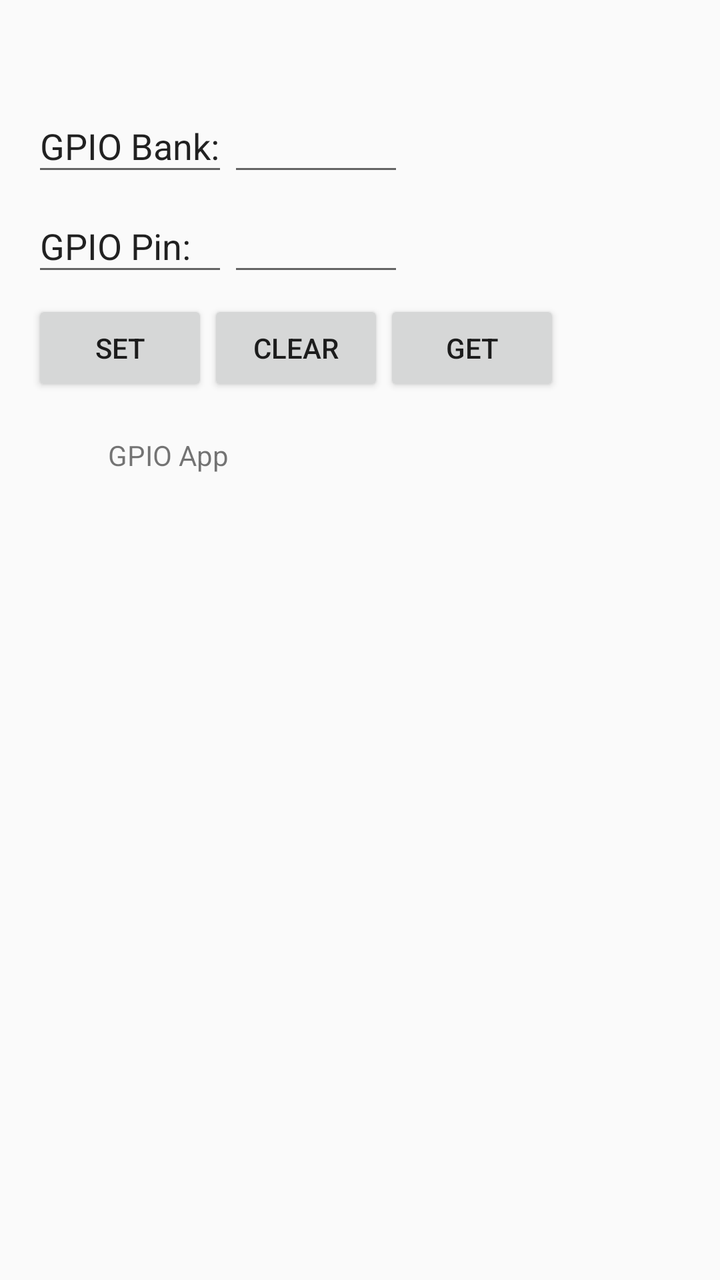
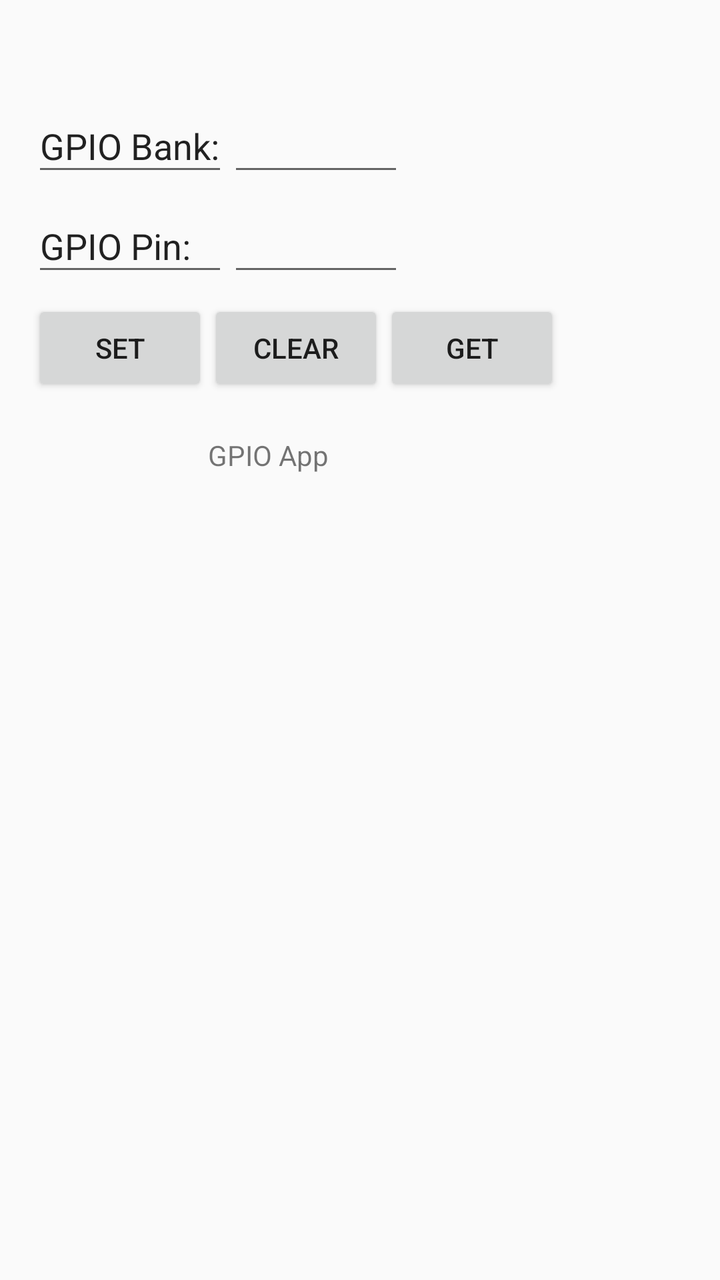

The first picture is an Android layout as it rendered before a commit; the second is the same layout after the commit. The layout source and the unified diff follow.
<!-- AndroidManifest.xml: application theme AppTheme -->
<!-- res/layout/activity_main.xml -->
<?xml version="1.0" encoding="utf-8"?>
<androidx.constraintlayout.widget.ConstraintLayout xmlns:android="http://schemas.android.com/apk/res/android"
    xmlns:app="http://schemas.android.com/apk/res-auto"
    xmlns:tools="http://schemas.android.com/tools"
    android:layout_width="match_parent"
    android:layout_height="match_parent"
    android:onClick="onClick"
    tools:context=".MainActivity">

    <TextView
        android:id="@+id/gpioText"
        android:layout_width="wrap_content"
        android:layout_height="wrap_content"
        android:layout_marginTop="20dp"
        android:text="GPIO App"
        app:layout_constraintBottom_toBottomOf="parent"
        app:layout_constraintHorizontal_bias="0.18"
        app:layout_constraintLeft_toLeftOf="parent"
        app:layout_constraintRight_toRightOf="parent"
        app:layout_constraintTop_toBottomOf="@+id/buttonClear"
        app:layout_constraintVertical_bias="0.0" />

    <Button
        android:id="@+id/buttonSet"
        android:layout_width="wrap_content"
        android:layout_height="wrap_content"
        android:layout_marginStart="16dp"
        android:layout_marginTop="150dp"
        android:text="Set"
        app:layout_constraintEnd_toStartOf="@+id/buttonClear"
        app:layout_constraintStart_toStartOf="parent"
        app:layout_constraintTop_toTopOf="parent" />

    <Button
        android:id="@+id/buttonClear"
        android:layout_width="wrap_content"
        android:layout_height="wrap_content"
        android:layout_marginTop="150dp"
        android:text="Clear"
        app:layout_constraintEnd_toStartOf="@+id/buttonGet"
        app:layout_constraintStart_toEndOf="@+id/buttonSet"
        app:layout_constraintTop_toTopOf="parent" />

    <Button
        android:id="@+id/buttonGet"
        android:layout_width="wrap_content"
        android:layout_height="wrap_content"
        android:layout_marginTop="150dp"
        android:text="Get"
        app:layout_constraintStart_toEndOf="@+id/buttonClear"
        app:layout_constraintTop_toTopOf="parent" />

    <EditText
        android:id="@+id/gpioBankBox"
        android:layout_width="88dp"
        android:layout_height="43dp"
        android:layout_marginTop="50dp"
        android:ems="10"
        android:inputType="number"
        app:layout_constraintStart_toEndOf="@+id/gpioBankTxt"
        app:layout_constraintTop_toTopOf="parent" />

    <EditText
        android:id="@+id/gpioPinBox"
        android:layout_width="88dp"
        android:layout_height="43dp"
        android:layout_marginTop="100dp"
        android:ems="10"
        android:inputType="number"
        app:layout_constraintStart_toEndOf="@+id/gpioPinTxt"
        app:layout_constraintTop_toTopOf="parent" />

    <EditText
        android:id="@+id/gpioBankTxt"
        android:layout_width="98dp"
        android:layout_height="43dp"
        android:layout_marginStart="16dp"
        android:layout_marginTop="50dp"
        android:ems="10"
        android:inputType="text"
        android:text="GPIO Bank:"
        app:layout_constraintStart_toStartOf="parent"
        app:layout_constraintTop_toTopOf="parent" />

    <EditText
        android:id="@+id/gpioPinTxt"
        android:layout_width="98dp"
        android:layout_height="43dp"
        android:layout_marginStart="16dp"
        android:layout_marginTop="100dp"
        android:ems="10"
        android:inputType="text"
        android:text="GPIO Pin:"
        app:layout_constraintStart_toStartOf="parent"
        app:layout_constraintTop_toTopOf="parent" />

</androidx.constraintlayout.widget.ConstraintLayout>
<!-- resources referenced by this layout -->
<resources>
  <style name="AppTheme" parent="Theme.AppCompat.Light.DarkActionBar">
          
          <item name="colorPrimary">@color/colorPrimary</item>
          <item name="colorPrimaryDark">@color/colorPrimaryDark</item>
          <item name="colorAccent">@color/colorAccent</item>
      </style>
  <color name="colorPrimary">#6200EE</color>
  <color name="colorPrimaryDark">#3700B3</color>
  <color name="colorAccent">#03DAC5</color>
</resources>

<!-- the commit's change to res/layout/activity_main.xml (unified diff, before → after) -->
@@ -17,6 +17,7 @@
         app:layout_constraintHorizontal_bias="0.18"
         app:layout_constraintLeft_toLeftOf="parent"
         app:layout_constraintRight_toRightOf="parent"
+        app:layout_constraintStart_toEndOf="@+id/buttonSet"
         app:layout_constraintTop_toBottomOf="@+id/buttonClear"
         app:layout_constraintVertical_bias="0.0" />
 
